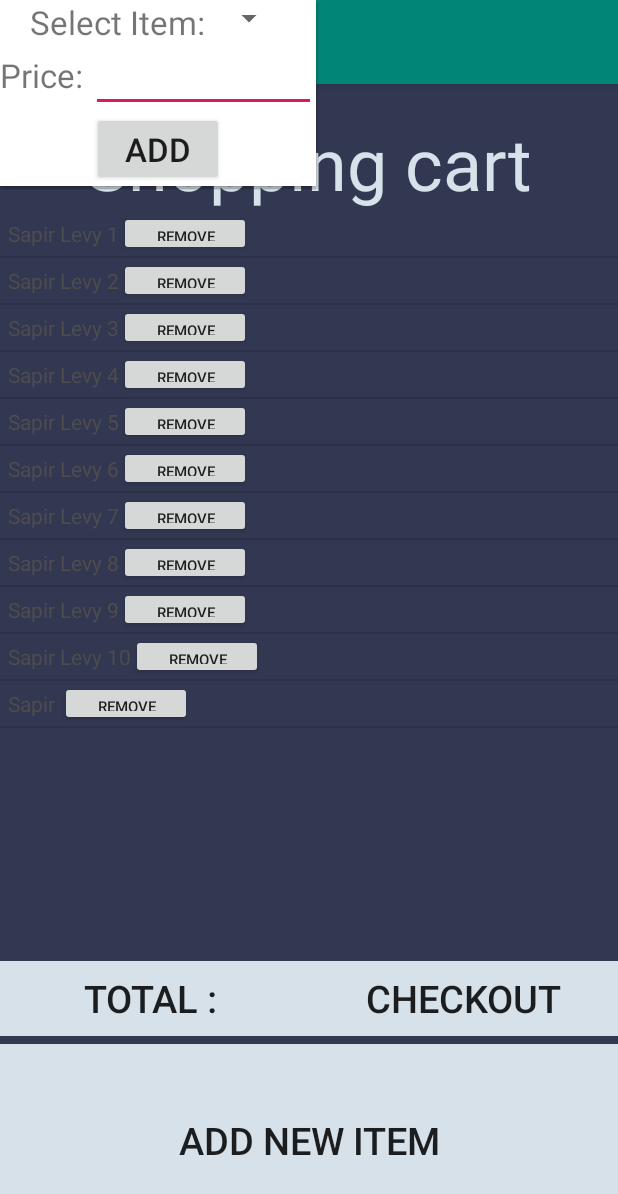
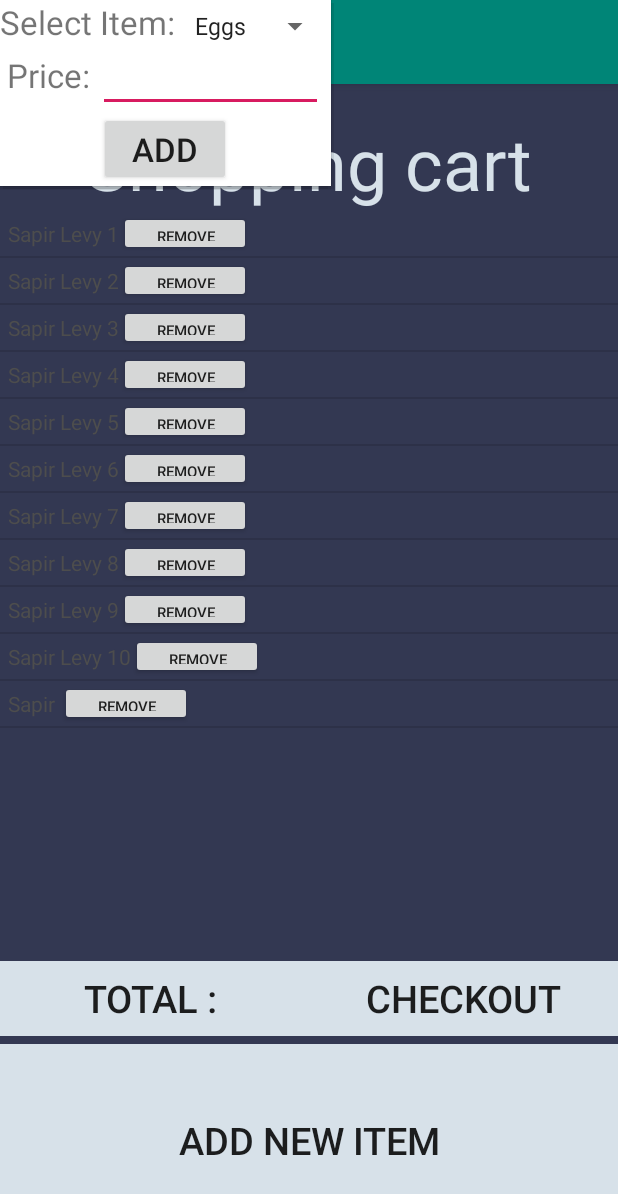
Before and after one commit to SapirLevy95/SplitEven, an Android app: the ShoppingCart screen opened directly, with no data from a screen before it, after a tap on "ADD NEW ITEM", on a phone screen of 412 x 824 dp. Shown: the top 1194 px of the screen. Run offline under Robolectric (Android 15) with nearby library versions, the phone set to English and light mode, and no system bars; our stand-ins replace Firebase (no records; nobody signed in at launch, a user with empty details on screens opened directly); 2 other taps on this screen came first.

Commit message:
Shipping Cart backend almost finished

```diff
--- a/app/src/main/java/com/example/split_even/ShoppingCart.java
+++ b/app/src/main/java/com/example/split_even/ShoppingCart.java
@@ -3,8 +3,8 @@ package com.example.split_even;
 import androidx.annotation.NonNull;
 import androidx.appcompat.app.AppCompatActivity;
 
+import android.content.Intent;
 import android.os.Bundle;
-import android.util.Log;
 import android.view.Gravity;
 import android.view.LayoutInflater;
 import android.view.MotionEvent;
@@ -17,6 +17,8 @@ import android.widget.ListView;
 import android.widget.PopupWindow;
 import android.widget.Spinner;
 
+import com.google.firebase.auth.FirebaseAuth;
+import com.google.firebase.auth.FirebaseUser;
 import com.google.firebase.database.DataSnapshot;
 import com.google.firebase.database.DatabaseError;
 import com.google.firebase.database.DatabaseReference;
@@ -27,19 +29,28 @@ import java.util.ArrayList;
 
 //https://www.javatpoint.com/android-custom-listview
 public class ShoppingCart extends AppCompatActivity {
-    public ArrayList<String> shoppingCardItems = new ArrayList<String>();
-    ArrayAdapter<String> shoppingCartAdapter;
-    ListView mListView;
-    Button addBt;
+
+    public ArrayList<String> shoppingCartItems = new ArrayList<String>();
+    public ArrayList<String> sharedItemsList = new ArrayList<>();
+    public ArrayList<PurchasedItem> listItems = new ArrayList<PurchasedItem>();
+    private ArrayAdapter<String> shoppingCartAdapter;
+    private ListView mListView;
+    private Button addBtn;
+    private FirebaseAuth mAuth;
+    static String userEmail;
+    private Button checkoutButton;
+    private Button addButton_popup;
 
     @Override
     protected void onCreate(Bundle savedInstanceState) {
         super.onCreate(savedInstanceState);
         setContentView(R.layout.activity_shopping_cart);
+        mAuth = FirebaseAuth.getInstance();
+        mListView = (ListView)findViewById(R.id.itemsLv);
+        addBtn = (Button)findViewById(R.id.addBtn);
+        checkoutButton = (Button)findViewById(R.id.checkoutBt);
 
-        mListView = findViewById(R.id.itemsLv);
-        addBt = findViewById(R.id.addBt);
-        addBt.setOnClickListener(new View.OnClickListener() {
+        addBtn.setOnClickListener(new View.OnClickListener() {
             @Override
             public void onClick(View shopping_cart_view) {
                 createPopup(shopping_cart_view);
@@ -50,11 +61,34 @@ public class ShoppingCart extends AppCompatActivity {
         mListView.setAdapter(shoppingCartAdapter);
 
         for (int i = 0; i <= 10; i++) {
-            shoppingCardItems.add("Sapir Levy " + i);
+            shoppingCartItems.add("Sapir Levy " + i);
         }
-        shoppingCardItems.add("Sapir ");
+        shoppingCartItems.add("Sapir ");
 
         shoppingCartAdapter.notifyDataSetChanged(); // Update the XML with the new data, call getView()
+
+        // Checkout - Save items in shopping cart to database
+
+        checkoutButton.setOnClickListener(new View.OnClickListener() {
+            @Override
+            public void onClick(View shopping_cart_view) {
+                System.out.println("Checkout performed");
+                FirebaseDatabase database = FirebaseDatabase.getInstance();
+                DatabaseReference myRef = database.getReference("PurchasedItems");
+
+                for (int i=0;i<listItems.size();i++)
+                {
+                    myRef.push().setValue(listItems.get(i));
+                }
+
+                Intent intent = new Intent(getApplicationContext(),Main_menu.class);
+                startActivity(intent);
+
+            }
+        });
+
+        // -----------------------------------------------------------------------
+
     }
 
     private void createPopup(View shopping_cart_view) {
@@ -67,12 +101,11 @@ public class ShoppingCart extends AppCompatActivity {
         final PopupWindow popupWindow = new PopupWindow(popupView, width, height, focusable);
         popupWindow.showAtLocation(shopping_cart_view, Gravity.CENTER, 0, 0);
 
-        // Add items to spinner
-        final ArrayList<String> sharedItemsList = new ArrayList<String>();
+        // Add shared items to spinner
 
         FirebaseDatabase database = FirebaseDatabase.getInstance();
         DatabaseReference myRef = database.getReference("SharedItems");
-        myRef.addValueEventListener(new ValueEventListener() {
+        myRef.addListenerForSingleValueEvent(new ValueEventListener() {
             @Override
             public void onDataChange(@NonNull DataSnapshot dataSnapshot) {
                 for (DataSnapshot child : dataSnapshot.getChildren()) {
@@ -86,27 +119,53 @@ public class ShoppingCart extends AppCompatActivity {
             }
         });
 
+        for (int i=0;i<sharedItemsList.size();i++)
+        {
+            System.out.println(sharedItemsList.get(i));
+        }
 
+        String [] temp1 = {"Eggs", "Milk"};
         Spinner spinner = popupWindow.getContentView().findViewById(R.id.select_item_spinner);
-        ArrayAdapter<String> popupAdapter = new ArrayAdapter<>(this, android.R.layout.simple_spinner_item, sharedItemsList);
+        ArrayAdapter<String> popupAdapter = new ArrayAdapter<String>(this, android.R.layout.simple_spinner_item, temp1);
         spinner.setAdapter(popupAdapter);
 
-        //Add button
-        Button addButton = popupWindow.getContentView().findViewById(R.id.addBt);
-        addButton.setOnClickListener(new View.OnClickListener() {
+        // Add item to shopping cart
+
+        addButton_popup = popupWindow.getContentView().findViewById(R.id.addBtn_popup);
+        addButton_popup.setOnClickListener(new View.OnClickListener() {
             @Override
             public void onClick(View shopping_cart_view) {
+                FirebaseUser user = mAuth.getInstance().getCurrentUser();
+                String userID = user.getUid();
+                FirebaseDatabase database = FirebaseDatabase.getInstance();
+
                 Spinner spinner = popupWindow.getContentView().findViewById(R.id.select_item_spinner);
                 String selectedItem = (String) spinner.getSelectedItem();
-                Log.d("myTag", selectedItem);
 
                 EditText priceEt = popupWindow.getContentView().findViewById(R.id.priceEt);
-                String priceText = priceEt.getText().toString();
-                Log.d("myTag", priceText);
+                double itemPrice = Double.parseDouble(priceEt.getText().toString());
 
+                System.out.println("Before reading user details from DB");
+                DatabaseReference myRef = database.getReference("Users").child(userID);
+                myRef.addListenerForSingleValueEvent(new ValueEventListener() {
+                    @Override
+                    public void onDataChange(@NonNull DataSnapshot dataSnapshot) {
+                        User user = dataSnapshot.getValue(User.class);
+                        userEmail = user.getEmail();
+                    }
+
+                    @Override
+                    public void onCancelled(@NonNull DatabaseError databaseError) {
+
+                    }
+                });
+
+                PurchasedItem temp = new PurchasedItem(selectedItem, itemPrice, userEmail);
+                System.out.println ("Item name: " + temp.getItemName() + " and item price: " + temp.getPrice() + " and user mail: " + temp.getUserEmail());
+                listItems.add(temp);
 
                 //Add the new item to the shopping cart list
-                shoppingCardItems.add(selectedItem);
+                shoppingCartItems.add(selectedItem);
                 shoppingCartAdapter.notifyDataSetChanged();
                 //TODO Add the new item to DB
                 popupWindow.dismiss();
@@ -123,15 +182,16 @@ public class ShoppingCart extends AppCompatActivity {
         });
     }
 
+
     public void add_shoping_cart_item(String item) {
         //need to add if inStock | add the DB | update the TOTAL viewtext **********
-        shoppingCardItems.add(item);
+        shoppingCartItems.add(item);
         shoppingCartAdapter.notifyDataSetChanged();
     }
 
     public void remove_shoping_cart_item(String item) {
         // change the inStock to false | delete from DB | update the TOTAL viewtext **********
-        shoppingCardItems.remove(item);
+        shoppingCartItems.remove(item);
         shoppingCartAdapter.notifyDataSetChanged();
     }
 
--- a/app/src/main/java/com/example/split_even/ShoppingCartAdapter.java
+++ b/app/src/main/java/com/example/split_even/ShoppingCartAdapter.java
@@ -16,9 +16,9 @@ public class ShoppingCartAdapter extends ArrayAdapter<String> {
 
 
     public ShoppingCartAdapter (ShoppingCart context) {
-        super(context, R.layout.shoping_cart_item, context.shoppingCardItems);
+        super(context, R.layout.shoping_cart_item, context.shoppingCartItems);
         this.context=context;
-        this.item_names=context.shoppingCardItems;
+        this.item_names=context.shoppingCartItems;
     }
 
     // Replace mocked data with our data
@@ -33,7 +33,7 @@ public class ShoppingCartAdapter extends ArrayAdapter<String> {
         removeButton.setOnClickListener(new PositionalOnClickListener(position) {
             @Override
             public void onClick(View removeView) {
-                context.remove_shoping_cart_item(context.shoppingCardItems.get(this.position));
+                context.remove_shoping_cart_item(context.shoppingCartItems.get(this.position));
             }
         });
         return rowView;
--- a/app/src/main/res/layout/activity_shopping_cart.xml
+++ b/app/src/main/res/layout/activity_shopping_cart.xml
@@ -54,7 +54,7 @@
     </androidx.appcompat.widget.LinearLayoutCompat>
 
     <Button
-        android:id="@+id/addBt"
+        android:id="@+id/addBtn"
         android:layout_height="wrap_content"
         android:layout_weight="10"
         android:textSize="25sp"
--- a/app/src/main/res/layout/add_item_popup.xml
+++ b/app/src/main/res/layout/add_item_popup.xml
@@ -50,13 +50,12 @@
                 android:id="@+id/priceEt"
                 android:layout_width="wrap_content"
                 android:layout_height="wrap_content"
-                android:minWidth="150dp"
                 android:inputType="numberDecimal"
-                />
+                android:minWidth="150dp" />
         </LinearLayout>
 
         <Button
-            android:id="@+id/addBt"
+            android:id="@+id/addBtn_popup"
             android:layout_width="wrap_content"
             android:layout_height="wrap_content"
             android:text="Add"
--- a/app/src/main/res/values/styles.xml
+++ b/app/src/main/res/values/styles.xml
@@ -6,6 +6,7 @@
         <item name="colorPrimary">@color/colorPrimary</item>
         <item name="colorPrimaryDark">@color/colorPrimaryDark</item>
         <item name="colorAccent">@color/colorAccent</item>
+        <item name="android:layoutDirection">ltr</item>
     </style>
 
 </resources>
```
Also changed, not shown: app/src/main/java/com/example/split_even/CalcBalance.java (added, +21 -0 lines), app/src/main/java/com/example/split_even/PurchasedItem.java (+29 -0 lines), app/src/main/java/com/example/split_even/User.java (+7 -0 lines), app/src/main/java/com/example/split_even/register_page.java (+12 -9 lines).
